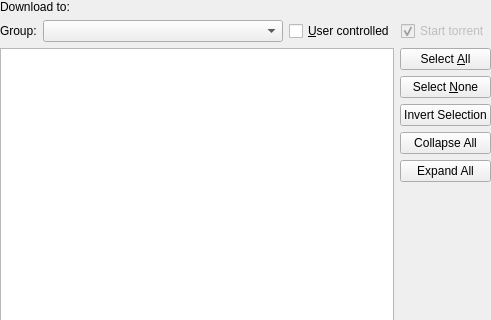
Above: ktorrent/fileselectdlg.ui from KDE/ktorrent before the change; both pictures show x 0 to 491 and y 0 to 320 of the 491 by 572 pixel window. Below: the same form after it.
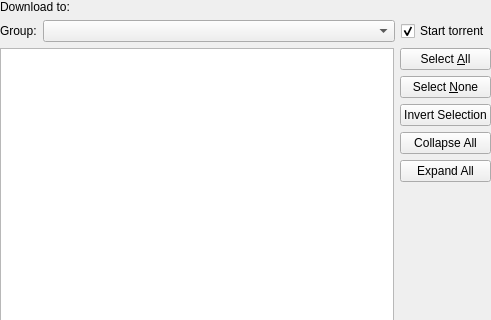
That is the form after the change. Custom widgets are drawn as their Qt base class.

Commit message: The QueueManager has been redesigned : - There is no longer a distinction between user controlled and QM controlled - If the QM is enabled all torrents are managed by the QM, unless they are stopped by the user - When QM is on, starting a torrent means enqueueing it - A manual mode has been added, in this mode all torrents are managed by the user

Patch:
```diff
--- a/ktorrent/fileselectdlg.ui
+++ b/ktorrent/fileselectdlg.ui
@@ -58,23 +58,10 @@
        </item>
       </layout>
      </item>
-     <item>
-      <widget class="QCheckBox" name="m_chkUserControlled" >
-       <property name="sizePolicy" >
-        <sizepolicy vsizetype="Fixed" hsizetype="Maximum" >
-         <horstretch>0</horstretch>
-         <verstretch>0</verstretch>
-        </sizepolicy>
-       </property>
-       <property name="text" >
-        <string>&amp;User controlled</string>
-       </property>
-      </widget>
-     </item>
      <item>
       <widget class="QCheckBox" name="m_chkStartTorrent" >
        <property name="enabled" >
-        <bool>false</bool>
+        <bool>true</bool>
        </property>
        <property name="sizePolicy" >
         <sizepolicy vsizetype="Fixed" hsizetype="Maximum" >
```
Left out of the diff: 20 changed lines with no effect on the pictures. The commit also changes 39 other files.
